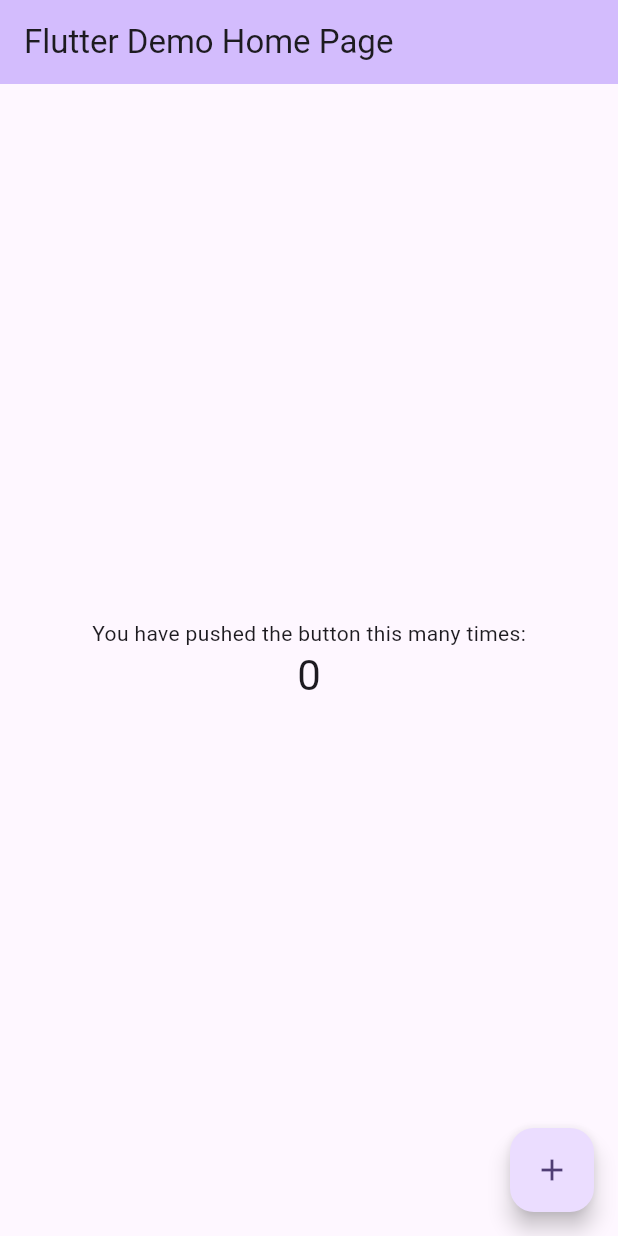
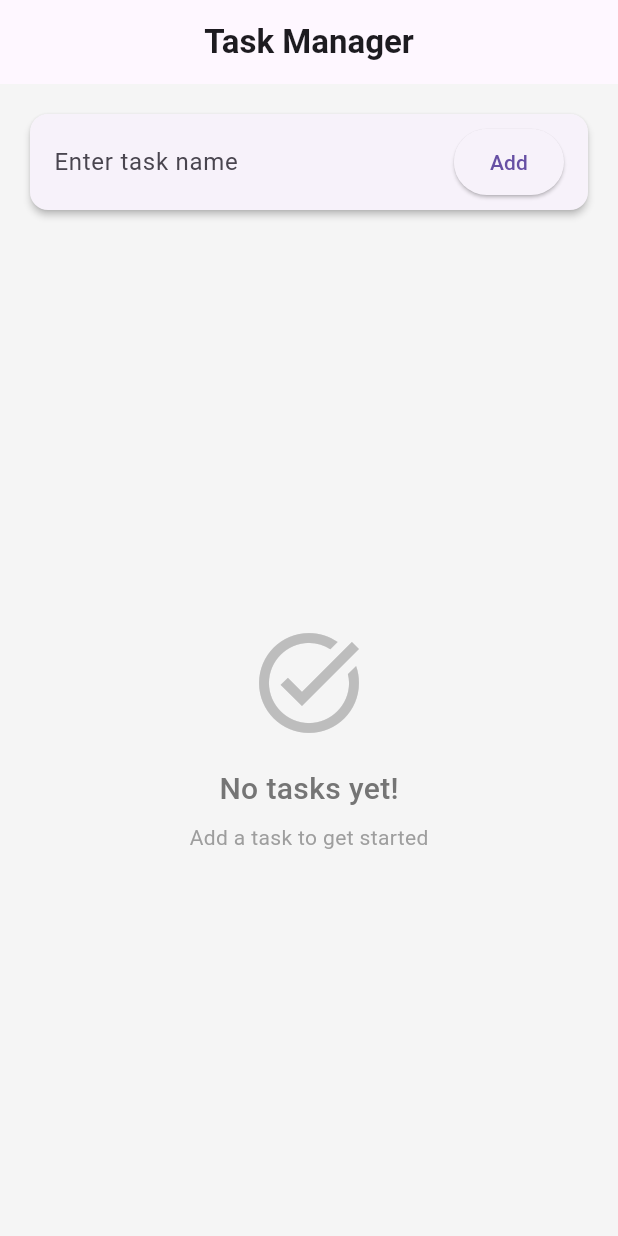
Before and after one commit to rishitaido/cw3, a Flutter app: the screen it shows after launch, on a phone screen of 412 x 824 dp. Run offline on Flutter 3.47's test engine with Material 3 defaults, Android fonts, the phone set to English and light mode, and no system bars.

Commit message:
Basic UI, Task model and functions plus button implementation

```diff
--- a/lib/main.dart
+++ b/lib/main.dart
@@ -5,117 +5,194 @@ void main() {
 }
 
 class MyApp extends StatelessWidget {
-  const MyApp({super.key});
+  const MyApp({Key? key}) : super(key: key);
 
-  // This widget is the root of your application.
   @override
   Widget build(BuildContext context) {
     return MaterialApp(
-      title: 'Flutter Demo',
+      title: 'Task Manager',
       theme: ThemeData(
-        // This is the theme of your application.
-        //
-        // TRY THIS: Try running your application with "flutter run". You'll see
-        // the application has a purple toolbar. Then, without quitting the app,
-        // try changing the seedColor in the colorScheme below to Colors.green
-        // and then invoke "hot reload" (save your changes or press the "hot
-        // reload" button in a Flutter-supported IDE, or press "r" if you used
-        // the command line to start the app).
-        //
-        // Notice that the counter didn't reset back to zero; the application
-        // state is not lost during the reload. To reset the state, use hot
-        // restart instead.
-        //
-        // This works for code too, not just values: Most code changes can be
-        // tested with just a hot reload.
-        colorScheme: .fromSeed(seedColor: Colors.deepPurple),
+        brightness: Brightness.light,
+        primarySwatch: Colors.blue,
+        scaffoldBackgroundColor: Colors.grey[100],
+        appBarTheme: const AppBarTheme(
+          elevation: 0,
+          centerTitle: true,
+        ),
       ),
-      home: const MyHomePage(title: 'Flutter Demo Home Page'),
+      home: const TaskListScreen(),
     );
   }
 }
 
-class MyHomePage extends StatefulWidget {
-  const MyHomePage({super.key, required this.title});
+class Task {
+  int? id;
+  String name;
+  bool isCompleted;
 
-  // This widget is the home page of your application. It is stateful, meaning
-  // that it has a State object (defined below) that contains fields that affect
-  // how it looks.
+  Task({
+    this.id,
+    required this.name,
+    this.isCompleted = false,
+  });
+}
 
-  // This class is the configuration for the state. It holds the values (in this
-  // case the title) provided by the parent (in this case the App widget) and
-  // used by the build method of the State. Fields in a Widget subclass are
-  // always marked "final".
-
-  final String title;
+class TaskListScreen extends StatefulWidget {
+  const TaskListScreen({Key? key}) : super(key: key);
 
   @override
-  State<MyHomePage> createState() => _MyHomePageState();
+  State<TaskListScreen> createState() => _TaskListScreenState();
 }
 
-class _MyHomePageState extends State<MyHomePage> {
-  int _counter = 0;
+class _TaskListScreenState extends State<TaskListScreen> {
+  final List<Task> _tasks = [];
+  final TextEditingController _taskController = TextEditingController();
 
-  void _incrementCounter() {
+  void _addTask() {
+    if (_taskController.text.trim().isEmpty) {
+      ScaffoldMessenger.of(context).showSnackBar(
+        const SnackBar(
+          content: Text('Please enter a task name'),
+          duration: Duration(seconds: 2),
+        ),
+      );
+      return;
+    }
+
     setState(() {
-      // This call to setState tells the Flutter framework that something has
-      // changed in this State, which causes it to rerun the build method below
-      // so that the display can reflect the updated values. If we changed
-      // _counter without calling setState(), then the build method would not be
-      // called again, and so nothing would appear to happen.
-      _counter++;
+      _tasks.add(Task(name: _taskController.text.trim()));
+      _taskController.clear();
+    });
+  }
+
+  void _toggleTaskCompletion(int index) {
+    setState(() {
+      _tasks[index].isCompleted = !_tasks[index].isCompleted;
+    });
+  }
+
+  void _deleteTask(int index) {
+    setState(() {
+      _tasks.removeAt(index);
     });
   }
 
   @override
+  void dispose() {
+    _taskController.dispose();
+    super.dispose();
+  }
+
+  @override
   Widget build(BuildContext context) {
-    // This method is rerun every time setState is called, for instance as done
-    // by the _incrementCounter method above.
-    //
-    // The Flutter framework has been optimized to make rerunning build methods
-    // fast, so that you can just rebuild anything that needs updating rather
-    // than having to individually change instances of widgets.
     return Scaffold(
       appBar: AppBar(
-        // TRY THIS: Try changing the color here to a specific color (to
-        // Colors.amber, perhaps?) and trigger a hot reload to see the AppBar
-        // change color while the other colors stay the same.
-        backgroundColor: Theme.of(context).colorScheme.inversePrimary,
-        // Here we take the value from the MyHomePage object that was created by
-        // the App.build method, and use it to set our appbar title.
-        title: Text(widget.title),
-      ),
-      body: Center(
-        // Center is a layout widget. It takes a single child and positions it
-        // in the middle of the parent.
-        child: Column(
-          // Column is also a layout widget. It takes a list of children and
-          // arranges them vertically. By default, it sizes itself to fit its
-          // children horizontally, and tries to be as tall as its parent.
-          //
-          // Column has various properties to control how it sizes itself and
-          // how it positions its children. Here we use mainAxisAlignment to
-          // center the children vertically; the main axis here is the vertical
-          // axis because Columns are vertical (the cross axis would be
-          // horizontal).
-          //
-          // TRY THIS: Invoke "debug painting" (choose the "Toggle Debug Paint"
-          // action in the IDE, or press "p" in the console), to see the
-          // wireframe for each widget.
-          mainAxisAlignment: .center,
-          children: [
-            const Text('You have pushed the button this many times:'),
-            Text(
-              '$_counter',
-              style: Theme.of(context).textTheme.headlineMedium,
-            ),
-          ],
+        title: const Text(
+          'Task Manager',
+          style: TextStyle(fontWeight: FontWeight.bold),
         ),
       ),
-      floatingActionButton: FloatingActionButton(
-        onPressed: _incrementCounter,
-        tooltip: 'Increment',
-        child: const Icon(Icons.add),
+      body: Column(
+        children: [
+          Container(
+            padding: const EdgeInsets.all(16.0),
+            child: Card(
+              elevation: 2,
+              child: Padding(
+                padding: const EdgeInsets.symmetric(horizontal: 16.0, vertical: 8.0),
+                child: Row(
+                  children: [
+                    Expanded(
+                      child: TextField(
+                        controller: _taskController,
+                        decoration: const InputDecoration(
+                          hintText: 'Enter task name',
+                          border: InputBorder.none,
+                        ),
+                        onSubmitted: (_) => _addTask(),
+                      ),
+                    ),
+                    const SizedBox(width: 8),
+                    ElevatedButton(
+                      onPressed: _addTask,
+                      style: ElevatedButton.styleFrom(
+                        padding: const EdgeInsets.symmetric(
+                          horizontal: 24,
+                          vertical: 12,
+                        ),
+                      ),
+                      child: const Text('Add'),
+                    ),
+                  ],
+                ),
+              ),
+            ),
+          ),
+          Expanded(
+            child: _tasks.isEmpty
+                ? Center(
+                    child: Column(
+                      mainAxisAlignment: MainAxisAlignment.center,
+                      children: [
+                        Icon(
+                          Icons.task_alt,
+                          size: 80,
+                          color: Colors.grey[400],
+                        ),
+                        const SizedBox(height: 16),
+                        Text(
+                          'No tasks yet!',
+                          style: TextStyle(
+                            fontSize: 20,
+                            color: Colors.grey[600],
+                            fontWeight: FontWeight.w500,
+                          ),
+                        ),
+                        const SizedBox(height: 8),
+                        Text(
+                          'Add a task to get started',
+                          style: TextStyle(
+                            fontSize: 14,
+                            color: Colors.grey[500],
+                          ),
+                        ),
+                      ],
+                    ),
+                  )
+                : ListView.builder(
+                    padding: const EdgeInsets.symmetric(horizontal: 16.0),
+                    itemCount: _tasks.length,
+                    itemBuilder: (context, index) {
+                      return Card(
+                        margin: const EdgeInsets.only(bottom: 8.0),
+                        elevation: 1,
+                        child: ListTile(
+                          leading: Checkbox(
+                            value: _tasks[index].isCompleted,
+                            onChanged: (value) => _toggleTaskCompletion(index),
+                          ),
+                          title: Text(
+                            _tasks[index].name,
+                            style: TextStyle(
+                              decoration: _tasks[index].isCompleted
+                                  ? TextDecoration.lineThrough
+                                  : TextDecoration.none,
+                              color: _tasks[index].isCompleted
+                                  ? Colors.grey
+                                  : null,
+                            ),
+                          ),
+
+                          trailing: IconButton(
+                            icon: const Icon(Icons.delete, color: Colors.red),
+                            onPressed: () => _deleteTask(index),
+                          ),
+                        ),
+                      );
+                    },
+                  ),
+          ),
+        ],
       ),
     );
   }
```
